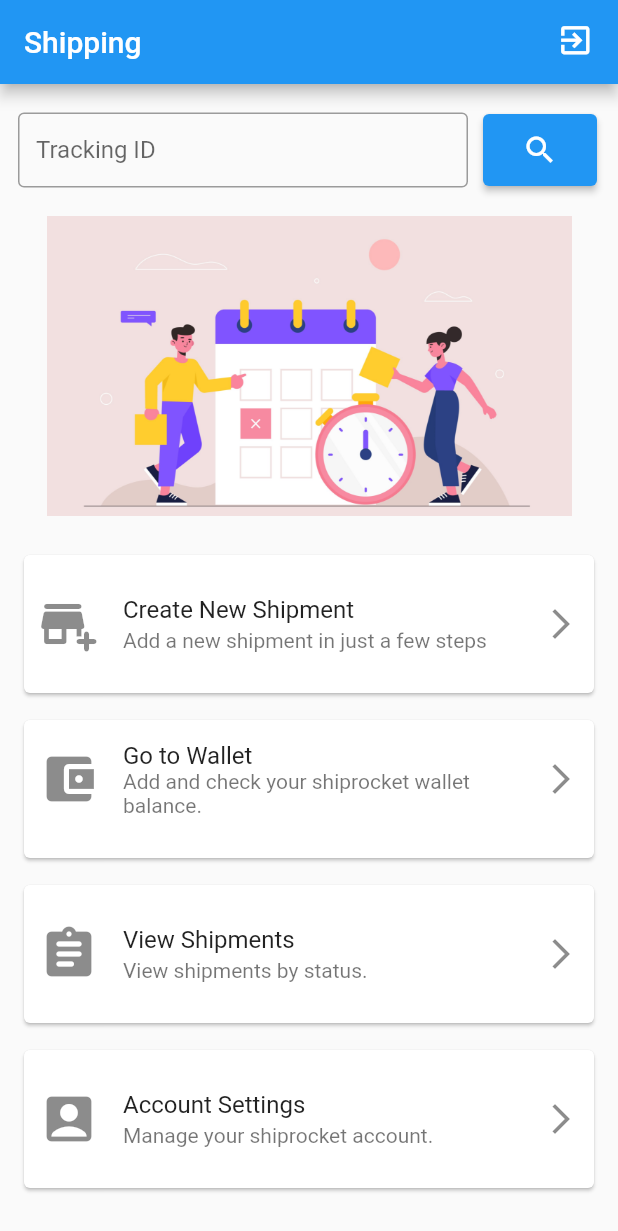
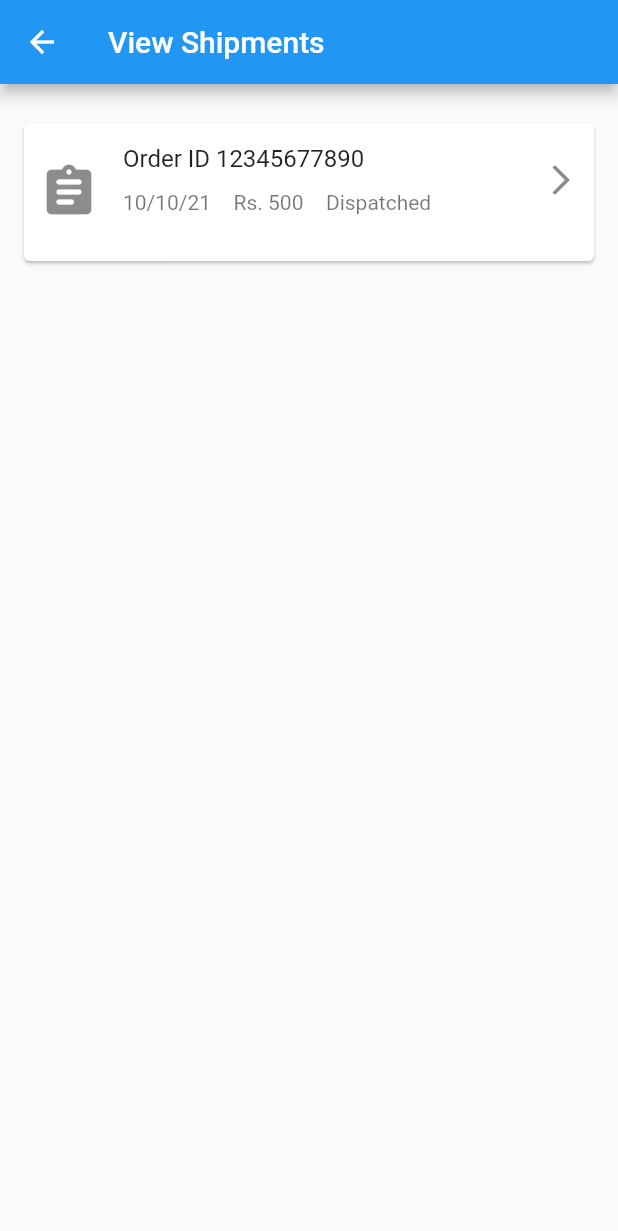
Before and after one commit to ReahaanSheriff/shiprocket, a Flutter app: the Home screen opened directly, after a tap on "View Shipments", on a phone screen of 412 x 824 dp. Shown: the top 1231 px of the screen. Run offline on Flutter 3.47's test engine with Material 2 defaults, Android fonts, the light colour scheme and no system bars; our stand-ins replace cloud_firestore, firebase_auth, firebase_core, fluttertoast, google_sign_in, shared_preferences; missing offline and left inert: razorpay_flutter; accounts and stored records are empty.

Commit message:
designed view shipments screen

```diff
--- /dev/null
+++ b/lib/views/eachshipment.dart
@@ -0,0 +1,50 @@
+import 'package:flutter/material.dart';
+
+class EachShipment extends StatefulWidget {
+  const EachShipment({Key? key}) : super(key: key);
+
+  @override
+  _EachShipmentState createState() => _EachShipmentState();
+}
+
+goBack(BuildContext context) {
+  Navigator.pop(context);
+}
+
+class _EachShipmentState extends State<EachShipment> {
+  @override
+  Widget build(BuildContext context) {
+    return MaterialApp(
+      debugShowCheckedModeBanner: false,
+      home: DefaultTabController(
+        length: 2,
+        child: Scaffold(
+          appBar: AppBar(
+              bottom: const TabBar(
+                tabs: [
+                  Text(
+                    "Order Details",
+                    style: TextStyle(fontSize: 15),
+                  ),
+                  Text("Tracking", style: TextStyle(fontSize: 15)),
+                ],
+              ),
+              automaticallyImplyLeading: true,
+              title: const Text('Order Id' + '123456789'),
+              leading: IconButton(
+                icon: Icon(Icons.arrow_back),
+                onPressed: () {
+                  goBack(context);
+                },
+              )),
+          body: const TabBarView(
+            children: [
+              Icon(Icons.directions_car),
+              Icon(Icons.directions_transit),
+            ],
+          ),
+        ),
+      ),
+    );
+  }
+}
--- a/lib/views/home.dart
+++ b/lib/views/home.dart
@@ -1,8 +1,10 @@
 import 'package:flutter/material.dart';
+import 'package:fluttertoast/fluttertoast.dart';
 import 'package:shipping/helperfunctions/sharedpref_helper.dart';
 import 'package:shipping/services/auth.dart';
 import 'package:shipping/views/createshipment.dart';
 import 'package:shipping/views/signin.dart';
+import 'package:shipping/views/viewshipments.dart';
 import 'package:shipping/views/wallet.dart';
 
 class Home extends StatefulWidget {
@@ -140,7 +142,11 @@ class _HomeState extends State<Home> {
                         child: ListTile(
                             contentPadding: EdgeInsets.all(10),
                             onTap: () {
-                              print("tapped");
+                              Navigator.push(
+                                context,
+                                MaterialPageRoute(
+                                    builder: (context) => ViewShipments()),
+                              );
                             },
                             title: Text("View Shipments"),
                             subtitle: Text("View shipments by status."),
@@ -157,7 +163,14 @@ class _HomeState extends State<Home> {
                         child: ListTile(
                             contentPadding: EdgeInsets.all(10),
                             onTap: () {
-                              print("tapped");
+                              Fluttertoast.showToast(
+                                  msg: "Account Settings",
+                                  toastLength: Toast.LENGTH_SHORT,
+                                  gravity: ToastGravity.CENTER,
+                                  timeInSecForIosWeb: 1,
+                                  backgroundColor: Colors.red,
+                                  textColor: Colors.white,
+                                  fontSize: 16.0);
                             },
                             title: Text("Account Settings"),
                             subtitle: Text("Manage your shiprocket account."),
--- /dev/null
+++ b/lib/views/viewshipments.dart
@@ -0,0 +1,72 @@
+import 'package:flutter/material.dart';
+import 'package:shipping/views/eachshipment.dart';
+
+class ViewShipments extends StatefulWidget {
+  const ViewShipments({Key? key}) : super(key: key);
+
+  @override
+  _ViewShipmentsState createState() => _ViewShipmentsState();
+}
+
+class _ViewShipmentsState extends State<ViewShipments> {
+  @override
+  Widget build(BuildContext context) {
+    return Scaffold(
+      appBar: AppBar(
+        title: Text("View Shipments"),
+      ),
+      body: Column(
+        children: [
+          Expanded(
+            child: ListView(
+              padding: const EdgeInsets.all(12),
+              children: <Widget>[
+                Padding(padding: EdgeInsets.only(top: 10)),
+                Container(
+                  height: 100,
+                  child: Card(
+                      child: ListTile(
+                          contentPadding: EdgeInsets.all(10),
+                          onTap: () {
+                            Navigator.push(
+                              context,
+                              MaterialPageRoute(
+                                  builder: (context) => EachShipment()),
+                            );
+                          },
+                          title: Text("Order ID" + " 12345677890"),
+                          subtitle: Container(
+                            child: Column(
+                              children: [
+                                Row(
+                                  children: [
+                                    Padding(padding: EdgeInsets.only(top: 40)),
+                                    Text("10/10/21"),
+                                    Padding(
+                                        padding: EdgeInsets.only(
+                                            right: 15, top: 10)),
+                                    Text("Rs. 500"),
+                                    Padding(
+                                        padding: EdgeInsets.only(
+                                            right: 15, top: 10)),
+                                    Text("Dispatched")
+                                  ],
+                                ),
+                              ],
+                            ),
+                          ),
+                          leading: Icon(
+                            Icons.assignment_rounded,
+                            size: 40,
+                          ),
+                          trailing: Icon(Icons.arrow_forward_ios_outlined))),
+                ),
+                Padding(padding: EdgeInsets.only(top: 10)),
+              ],
+            ),
+          ),
+        ],
+      ),
+    );
+  }
+}
--- a/pubspec.yaml
+++ b/pubspec.yaml
@@ -35,6 +35,7 @@ dependencies:
   shared_preferences: ^2.0.7
   flutter_signin_button: ^2.0.0
   razorpay_flutter: ^1.2.1
+  fluttertoast: ^8.0.8
 
 
 
```
Also changed, not shown: lib/views/createshipment.dart (+17 -17 lines), lib/views/payment.dart (+42 -11 lines), pubspec.lock.
